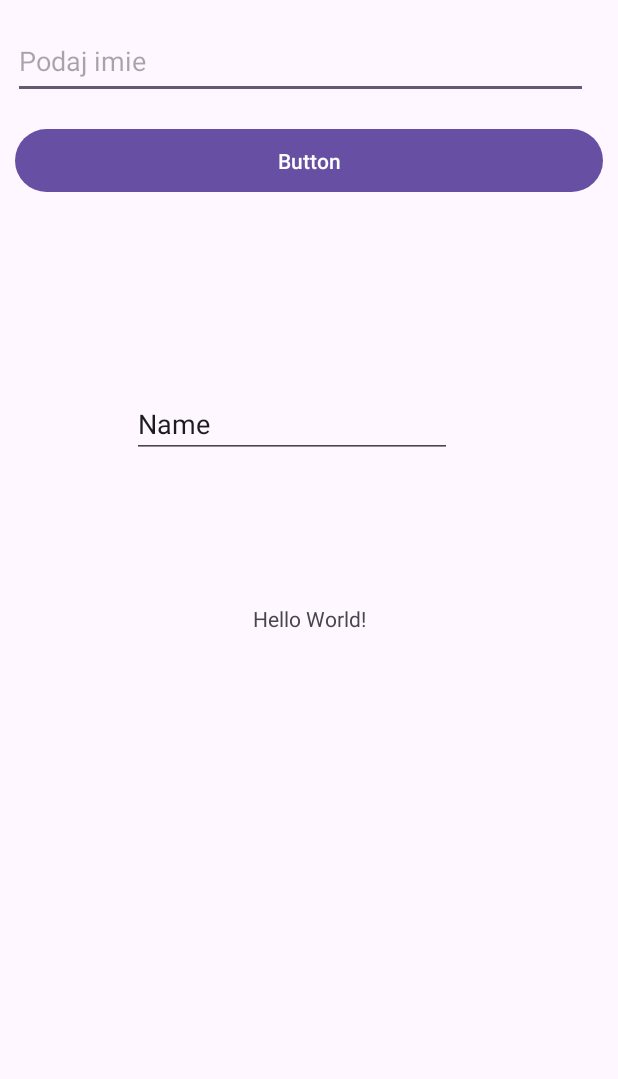
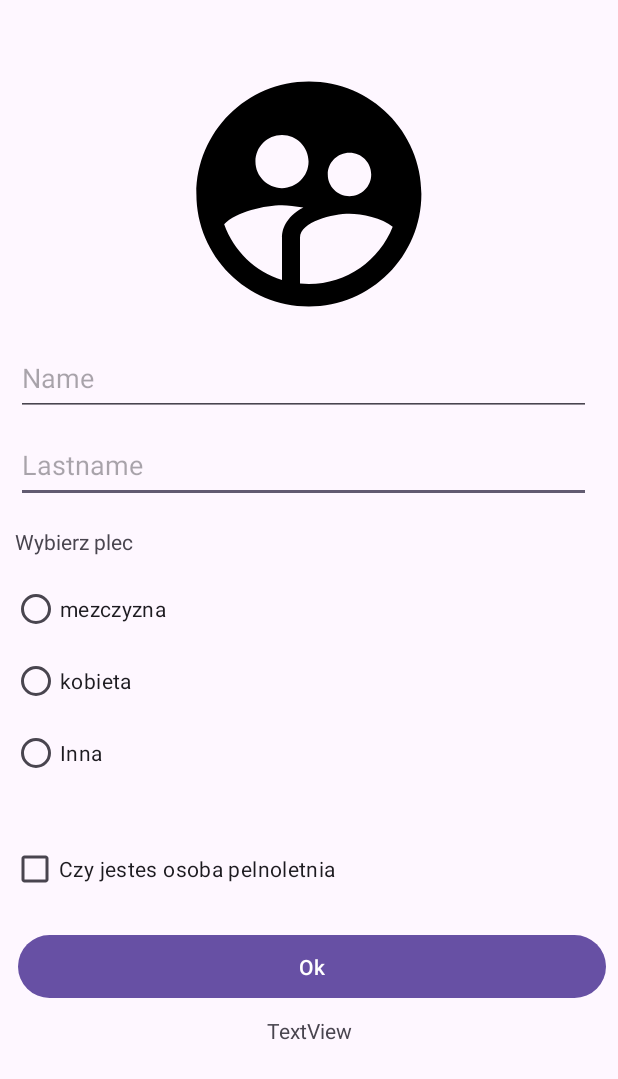
Before and after one commit to Nicokox1212/AplikacjaAndroidNicola, an Android app: the layout activity_main.xml on its own in the app's theme, with its tools: preview values and no code run, on a phone screen of 412 x 824 dp. Shown: the top 1079 px of the screen. Run offline under Robolectric (Android 15) with nearby library versions, the phone set to English and light mode, and no system bars.

Commit message:
widok account

```diff
--- a/app/src/main/java/com/example/aplikacjaandroidnicola/MainActivity.kt
+++ b/app/src/main/java/com/example/aplikacjaandroidnicola/MainActivity.kt
@@ -1,29 +1,51 @@
 package com.example.aplikacjaandroidnicola
 
 import android.os.Bundle
-import android.view.LayoutInflater
 import androidx.activity.enableEdgeToEdge
 import androidx.appcompat.app.AppCompatActivity
 import androidx.core.view.ViewCompat
 import androidx.core.view.WindowInsetsCompat
+import com.example.aplikacjaandroidnicola.databinding.ActivityMainBinding
 
 class MainActivity : AppCompatActivity() {
+    private lateinit var binding: ActivityMainBinding
+
     override fun onCreate(savedInstanceState: Bundle?) {
         super.onCreate(savedInstanceState)
-
-        val binding = ActivityMainBinding.inflate(LayoutInflater.from(this))
+        binding = ActivityMainBinding.inflate(layoutInflater)
+        enableEdgeToEdge()
+        setContentView(binding.root)
 
 
-        enableEdgeToEdge()
-        setContentView(binding)
         ViewCompat.setOnApplyWindowInsetsListener(findViewById(R.id.main)) { v, insets ->
             val systemBars = insets.getInsets(WindowInsetsCompat.Type.systemBars())
             v.setPadding(systemBars.left, systemBars.top, systemBars.right, systemBars.bottom)
             insets
         }
+
+
+        binding.confirmButton.setOnClickListener {
+            val name = binding.nameEditText.text.toString().trim()
+            val lastName = binding.nameEditText2.text.toString().trim()
+            val gender = when {
+                binding.radioButton11.isChecked -> "mężczyzna"
+                binding.radioButton12.isChecked -> "kobieta"
+                binding.radioButton13.isChecked -> "inna"
+                else -> ""
+            }
+            val isAdult = binding.checkBox3.isChecked
+
+
+            val message = when {
+                name.isEmpty() -> "Proszę wpisać imię"
+                lastName.isEmpty() -> "Proszę wpisać nazwisko"
+                gender.isEmpty() -> "Proszę wybrać płeć"
+                !isAdult -> "Proszę potwierdzić, że jesteś pełnoletni"
+                else -> "Imię: $name\nNazwisko: $lastName\nPłeć: $gender\nPełnoletni: Tak"
+            }
+
+
+            binding.textView2.text = message
+        }
     }
 }
-
-class ActivityMainBinding {
-
-}
--- /dev/null
+++ b/app/src/main/res/drawable/ic_user.xml
@@ -0,0 +1,5 @@
+<vector xmlns:android="http://schemas.android.com/apk/res/android" android:height="24dp" android:tint="#000000" android:viewportHeight="24" android:viewportWidth="24" android:width="24dp">
+
+    <path android:fillColor="@android:color/white" android:pathData="M11.99,2c-5.52,0 -10,4.48 -10,10s4.48,10 10,10 10,-4.48 10,-10 -4.48,-10 -10,-10zM15.6,8.34c1.07,0 1.93,0.86 1.93,1.93 0,1.07 -0.86,1.93 -1.93,1.93 -1.07,0 -1.93,-0.86 -1.93,-1.93 -0.01,-1.07 0.86,-1.93 1.93,-1.93zM9.6,6.76c1.3,0 2.36,1.06 2.36,2.36 0,1.3 -1.06,2.36 -2.36,2.36s-2.36,-1.06 -2.36,-2.36c0,-1.31 1.05,-2.36 2.36,-2.36zM9.6,15.89v3.75c-2.4,-0.75 -4.3,-2.6 -5.14,-4.96 1.05,-1.12 3.67,-1.69 5.14,-1.69 0.53,0 1.2,0.08 1.9,0.22 -1.64,0.87 -1.9,2.02 -1.9,2.68zM11.99,20c-0.27,0 -0.53,-0.01 -0.79,-0.04v-4.07c0,-1.42 2.94,-2.13 4.4,-2.13 1.07,0 2.92,0.39 3.84,1.15 -1.17,2.97 -4.06,5.09 -7.45,5.09z"/>
+
+</vector>
--- a/app/src/main/res/layout/activity_main.xml
+++ b/app/src/main/res/layout/activity_main.xml
@@ -7,31 +7,50 @@
     android:layout_height="match_parent"
     tools:context=".MainActivity">
 
+    <EditText
+        android:id="@+id/nameEditText2"
+        android:layout_width="383dp"
+        android:layout_height="50dp"
+        android:layout_marginStart="32dp"
+        android:layout_marginTop="8dp"
+        android:layout_marginEnd="32dp"
+        android:ems="10"
+        android:hint="@string/lastname"
+        android:inputType="text"
+
+        android:text=""
+        app:layout_constraintEnd_toEndOf="parent"
+        app:layout_constraintHorizontal_bias="0.611"
+        app:layout_constraintStart_toStartOf="parent"
+        app:layout_constraintTop_toBottomOf="@+id/nameEditText" />
+
     <TextView
+        android:id="@+id/textView"
         android:layout_width="wrap_content"
         android:layout_height="wrap_content"
-        android:text="Hello World!"
-        app:layout_constraintBottom_toBottomOf="parent"
+        android:layout_marginTop="16dp"
+        android:text="Wybierz plec"
         app:layout_constraintEnd_toEndOf="parent"
+        app:layout_constraintHorizontal_bias="0.03"
         app:layout_constraintStart_toStartOf="parent"
-        app:layout_constraintTop_toTopOf="parent" />
+        app:layout_constraintTop_toBottomOf="@+id/nameEditText2" />
 
     <EditText
         android:id="@+id/nameEditText"
         android:layout_width="383dp"
         android:layout_height="50dp"
         android:layout_marginStart="32dp"
-        android:layout_marginTop="16dp"
+        android:layout_marginTop="8dp"
         android:layout_marginEnd="32dp"
         android:ems="10"
-        android:inputType="textPassword"
-        android:hint="@string/enter_name"
+        android:hint="@string/Name"
+        android:inputType="text"
+
         android:text=""
-
         app:layout_constraintEnd_toEndOf="parent"
-        app:layout_constraintHorizontal_bias="0.666"
+        app:layout_constraintHorizontal_bias="0.611"
         app:layout_constraintStart_toStartOf="parent"
-        app:layout_constraintTop_toTopOf="parent" />
+        app:layout_constraintTop_toBottomOf="@+id/imageView" />
 
     <Button
         android:id="@+id/confirmButton"
@@ -40,21 +59,81 @@
         android:layout_marginStart="32dp"
         android:layout_marginTop="16dp"
         android:layout_marginEnd="32dp"
-        android:text="Button"
+        android:text="Ok"
+        app:layout_constraintEnd_toEndOf="parent"
+        app:layout_constraintHorizontal_bias="0.466"
+        app:layout_constraintStart_toStartOf="parent"
+        app:layout_constraintTop_toBottomOf="@+id/checkBox3" />
+
+    <RadioGroup
+        android:layout_width="wrap_content"
+        android:layout_height="wrap_content"
+        android:layout_marginStart="119dp"
+        android:layout_marginTop="439dp"
+        android:layout_marginEnd="292dp"
         app:layout_constraintEnd_toEndOf="parent"
         app:layout_constraintStart_toStartOf="parent"
-        app:layout_constraintTop_toBottomOf="@+id/nameEditText" />
+        app:layout_constraintTop_toTopOf="parent" />
 
-    <EditText
-        android:id="@+id/TextView"
+    <RadioGroup
+        android:id="@+id/radioGroup"
+        android:layout_width="376dp"
+        android:layout_height="173dp"
+        android:layout_marginStart="7dp"
+        android:layout_marginTop="11dp"
+        android:layout_marginEnd="28dp"
+        app:layout_constraintEnd_toEndOf="parent"
+        app:layout_constraintStart_toStartOf="parent"
+        app:layout_constraintTop_toBottomOf="@+id/textView">
+
+        <RadioButton
+            android:id="@+id/radioButton11"
+            android:layout_width="match_parent"
+            android:layout_height="wrap_content"
+            android:text="mezczyzna" />
+
+        <RadioButton
+            android:id="@+id/radioButton12"
+            android:layout_width="match_parent"
+            android:layout_height="wrap_content"
+            android:text="kobieta" />
+
+        <RadioButton
+            android:id="@+id/radioButton13"
+            android:layout_width="match_parent"
+            android:layout_height="wrap_content"
+            android:text="Inna" />
+    </RadioGroup>
+
+    <ImageView
+        android:id="@+id/imageView"
+        android:layout_width="180dp"
+        android:layout_height="180dp"
+        android:layout_marginStart="141dp"
+        android:layout_marginTop="39dp"
+        android:layout_marginEnd="142dp"
+        android:src="@drawable/ic_user"
+        app:layout_constraintEnd_toEndOf="parent"
+        app:layout_constraintStart_toStartOf="parent"
+        app:layout_constraintTop_toTopOf="parent"
+        />
+
+    <CheckBox
+        android:id="@+id/checkBox3"
+        android:layout_width="0dp"
+        android:layout_height="wrap_content"
+        android:layout_marginStart="7dp"
+        android:text="Czy jestes osoba pelnoletnia"
+        app:layout_constraintEnd_toEndOf="parent"
+        app:layout_constraintStart_toStartOf="parent"
+        app:layout_constraintTop_toBottomOf="@+id/radioGroup" />
+
+    <TextView
+        android:id="@+id/textView2"
         android:layout_width="wrap_content"
         android:layout_height="wrap_content"
-        android:layout_marginStart="115dp"
-        android:layout_marginTop="128dp"
-        android:layout_marginEnd="138dp"
-        android:ems="10"
-        android:inputType="text"
-        android:text="Name"
+        android:layout_marginTop="8dp"
+        android:text="TextView"
         app:layout_constraintEnd_toEndOf="parent"
         app:layout_constraintStart_toStartOf="parent"
         app:layout_constraintTop_toBottomOf="@+id/confirmButton" />
--- a/app/src/main/res/values/strings.xml
+++ b/app/src/main/res/values/strings.xml
@@ -1,4 +1,7 @@
 <resources>
     <string name="app_name">AplikacjaAndroidNicola</string>
     <string name="enter_name">Podaj imie</string>
+    <string name="name">Name</string>
+    <string name="Name">Name</string>
+    <string name="lastname">Lastname</string>
 </resources>
```
